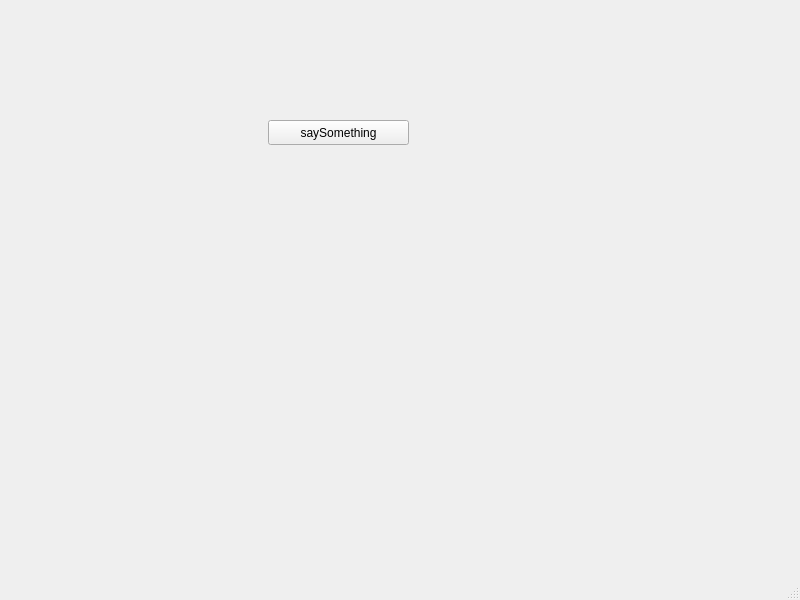
Before: the Qt Designer form MainWindowOnMyOwn/MainWindow.ui in dlee67/FifthPracticeBucket, drawn with Qt 5.
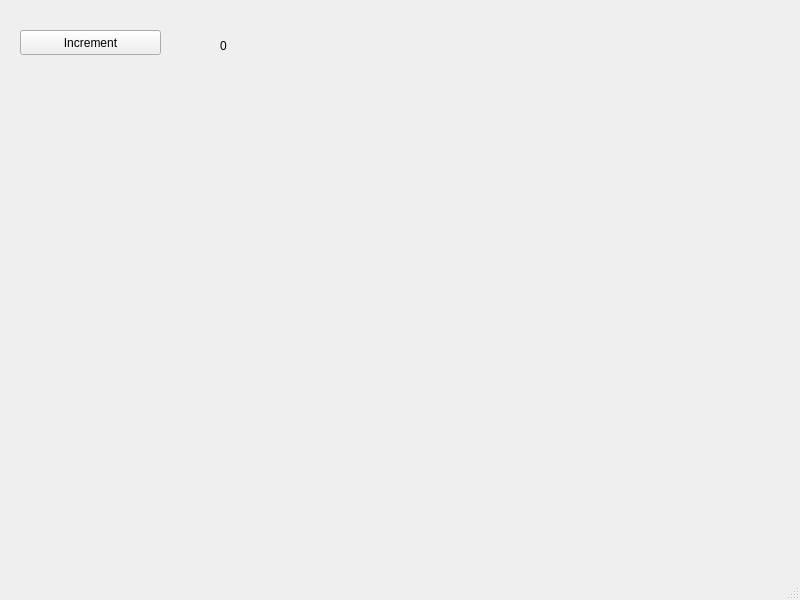
After: the same form once the commit is applied.

Patch:
```diff
--- a/MainWindowOnMyOwn/MainWindow.ui
+++ b/MainWindowOnMyOwn/MainWindow.ui
@@ -17,14 +17,27 @@
    <widget class="QPushButton" name="saySomething">
     <property name="geometry">
      <rect>
-      <x>268</x>
-      <y>120</y>
+      <x>20</x>
+      <y>30</y>
       <width>141</width>
       <height>25</height>
      </rect>
     </property>
     <property name="text">
-     <string>saySomething</string>
+     <string>Increment</string>
+    </property>
+   </widget>
+   <widget class="QLabel" name="counter">
+    <property name="geometry">
+     <rect>
+      <x>220</x>
+      <y>10</y>
+      <width>131</width>
+      <height>71</height>
+     </rect>
+    </property>
+    <property name="text">
+     <string>0</string>
     </property>
    </widget>
   </widget>
```
